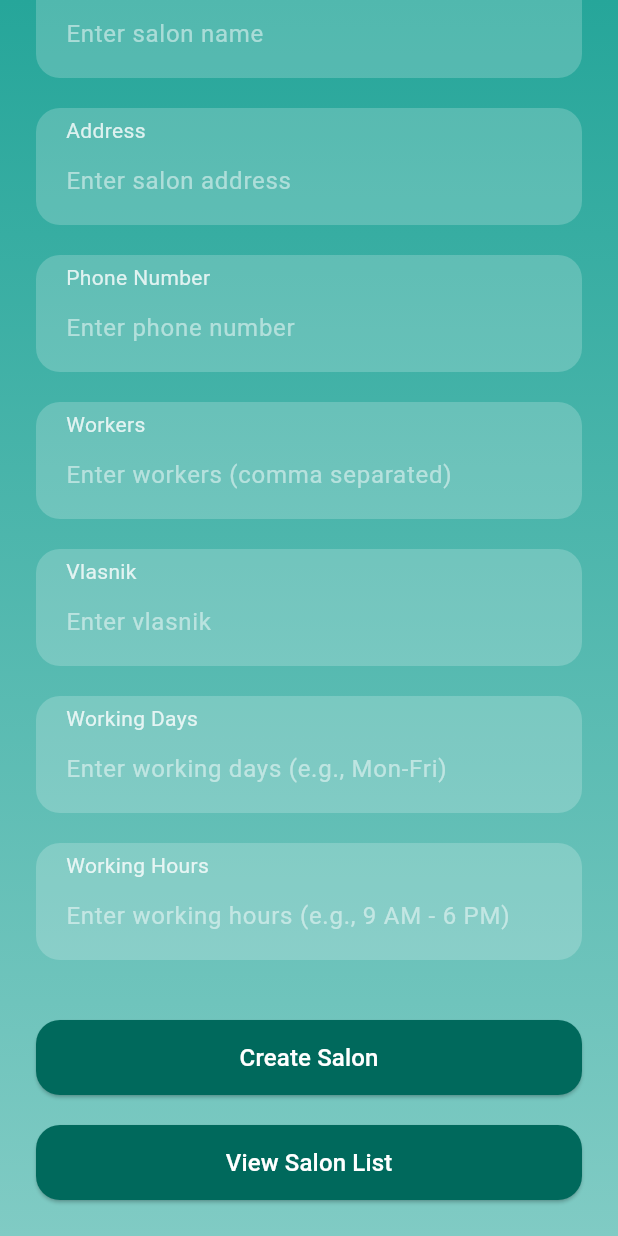
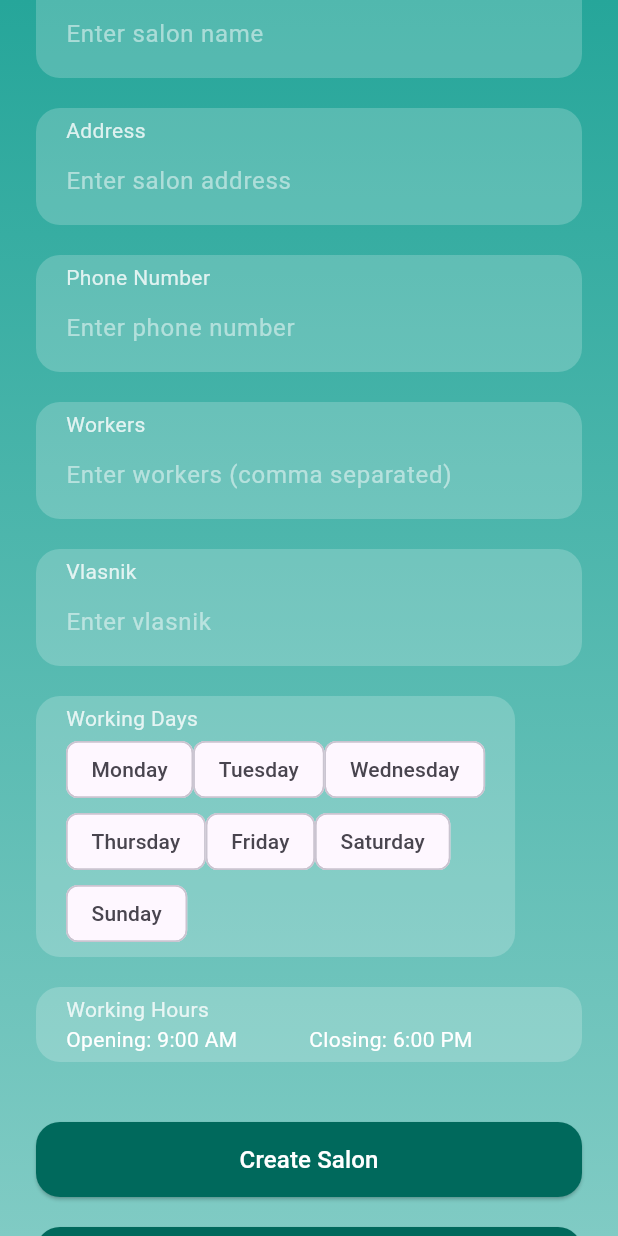
Before and after one commit to M1rzoni/ios-and, a Flutter app: the SalonCreationScreen screen opened directly, scrolled down 229 dp, on a phone screen of 412 x 824 dp. Run offline on Flutter 3.47's test engine with Material 3 defaults, Android fonts, the phone set to English and light mode, and no system bars; our stand-ins replace cloud_firestore, firebase_auth, firebase_core, flutter_datetime_picker_plus, go_router, google_sign_in and 1 more; accounts and stored records are empty.

Commit message:
fixed working day's and time.

```diff
--- a/lib/screens/SalonCreationScreen.dart
+++ b/lib/screens/SalonCreationScreen.dart
@@ -22,8 +22,22 @@ class _SalonCreationScreenState extends State<SalonCreationScreen> {
   final TextEditingController _phoneNumberController = TextEditingController();
   final TextEditingController _workersController = TextEditingController();
   final TextEditingController _vlasnikController = TextEditingController();
-  final TextEditingController _workingDaysController = TextEditingController();
-  final TextEditingController _workingHoursController = TextEditingController();
+
+  // Variables for working days and hours
+  List<String> _selectedWorkingDays = [];
+  TimeOfDay _openingTime = TimeOfDay(hour: 9, minute: 0);
+  TimeOfDay _closingTime = TimeOfDay(hour: 18, minute: 0);
+
+  // List of days for the dropdown
+  final List<String> _daysOfWeek = [
+    'Monday',
+    'Tuesday',
+    'Wednesday',
+    'Thursday',
+    'Friday',
+    'Saturday',
+    'Sunday',
+  ];
 
   @override
   void initState() {
@@ -36,8 +50,49 @@ class _SalonCreationScreenState extends State<SalonCreationScreen> {
       _workersController.text =
           (widget.initialData['radnici'] as List<dynamic>?)?.join(', ') ?? '';
       _vlasnikController.text = widget.initialData['vlasnik'] ?? '';
-      _workingDaysController.text = widget.initialData['workingDays'] ?? '';
-      _workingHoursController.text = widget.initialData['workingHours'] ?? '';
+
+      // Handle working days
+      if (widget.initialData['workingDays'] != null) {
+        _selectedWorkingDays = List<String>.from(
+          widget.initialData['workingDays'],
+        );
+      }
+
+      // Handle working hours
+      if (widget.initialData['workingHours'] != null) {
+        final hours = widget.initialData['workingHours'].split(' - ');
+        if (hours.length == 2) {
+          _openingTime = _parseTime(hours[0]);
+          _closingTime = _parseTime(hours[1]);
+        }
+      }
+    }
+  }
+
+  // Helper function to parse time from string
+  TimeOfDay _parseTime(String time) {
+    final parts = time.split(' ');
+    final timeParts = parts[0].split(':');
+    final hour = int.parse(timeParts[0]);
+    final minute = int.parse(timeParts[1]);
+    final isPM = parts[1].toLowerCase() == 'pm';
+    return TimeOfDay(hour: isPM ? hour + 12 : hour, minute: minute);
+  }
+
+  // Function to show time picker
+  Future<void> _selectTime(BuildContext context, bool isOpeningTime) async {
+    final TimeOfDay? picked = await showTimePicker(
+      context: context,
+      initialTime: isOpeningTime ? _openingTime : _closingTime,
+    );
+    if (picked != null) {
+      setState(() {
+        if (isOpeningTime) {
+          _openingTime = picked;
+        } else {
+          _closingTime = picked;
+        }
+      });
     }
   }
 
@@ -297,16 +352,25 @@ class _SalonCreationScreenState extends State<SalonCreationScreen> {
                               fontSize: 14,
                             ),
                           ),
-                          TextField(
-                            controller: _workingDaysController,
-                            style: const TextStyle(color: Colors.white),
-                            decoration: InputDecoration(
-                              border: InputBorder.none,
-                              hintText: 'Enter working days (e.g., Mon-Fri)',
-                              hintStyle: TextStyle(
-                                color: Colors.white.withOpacity(0.5),
-                              ),
-                            ),
+                          Wrap(
+                            children:
+                                _daysOfWeek.map((day) {
+                                  return FilterChip(
+                                    label: Text(day),
+                                    selected: _selectedWorkingDays.contains(
+                                      day,
+                                    ),
+                                    onSelected: (selected) {
+                                      setState(() {
+                                        if (selected) {
+                                          _selectedWorkingDays.add(day);
+                                        } else {
+                                          _selectedWorkingDays.remove(day);
+                                        }
+                                      });
+                                    },
+                                  );
+                                }).toList(),
                           ),
                         ],
                       ),
@@ -332,17 +396,27 @@ class _SalonCreationScreenState extends State<SalonCreationScreen> {
                               fontSize: 14,
                             ),
                           ),
-                          TextField(
-                            controller: _workingHoursController,
-                            style: const TextStyle(color: Colors.white),
-                            decoration: InputDecoration(
-                              border: InputBorder.none,
-                              hintText:
-                                  'Enter working hours (e.g., 9 AM - 6 PM)',
-                              hintStyle: TextStyle(
-                                color: Colors.white.withOpacity(0.5),
+                          Row(
+                            children: [
+                              Expanded(
+                                child: InkWell(
+                                  onTap: () => _selectTime(context, true),
+                                  child: Text(
+                                    'Opening: ${_openingTime.format(context)}',
+                                    style: TextStyle(color: Colors.white),
+                                  ),
+                                ),
                               ),
-                            ),
+                              Expanded(
+                                child: InkWell(
+                                  onTap: () => _selectTime(context, false),
+                                  child: Text(
+                                    'Closing: ${_closingTime.format(context)}',
+                                    style: TextStyle(color: Colors.white),
+                                  ),
+                                ),
+                              ),
+                            ],
                           ),
                         ],
                       ),
@@ -364,8 +438,11 @@ class _SalonCreationScreenState extends State<SalonCreationScreen> {
                                   .map((e) => e.trim())
                                   .toList();
                           String vlasnik = _vlasnikController.text;
-                          String workingDays = _workingDaysController.text;
-                          String workingHours = _workingHoursController.text;
+
+                          // Format working hours
+                          String workingHours =
+                              '${_openingTime.format(context)} - ${_closingTime.format(context)}';
+
                           // Prepare the salon data
                           Map<String, dynamic> salonData = {
                             'naziv': salonName,
@@ -373,12 +450,12 @@ class _SalonCreationScreenState extends State<SalonCreationScreen> {
                             'brojTelefona': phoneNumber,
                             'radnici': workers,
                             'vlasnik': vlasnik,
-                            'workingDays': workingDays,
+                            'workingDays': _selectedWorkingDays,
                             'workingHours': workingHours,
-                            'vlasnikId':
-                                null, // Set vlasnikId to undefined (null)
+                            'vlasnikId': null,
                             'kreiran': DateTime.now(),
                           };
+
                           // Save or update the salon in Firestore
                           if (widget.salonId.isEmpty) {
                             // Create a new salon
@@ -392,20 +469,25 @@ class _SalonCreationScreenState extends State<SalonCreationScreen> {
                                 .doc(widget.salonId)
                                 .update(salonData);
                           }
+
                           // Show success message
                           ScaffoldMessenger.of(context).showSnackBar(
                             const SnackBar(
                               content: Text('Salon saved successfully'),
                             ),
                           );
+
                           // Clear input fields
                           _salonNameController.clear();
                           _addressController.clear();
                           _phoneNumberController.clear();
                           _workersController.clear();
                           _vlasnikController.clear();
-                          _workingDaysController.clear();
-                          _workingHoursController.clear();
+                          setState(() {
+                            _selectedWorkingDays = [];
+                            _openingTime = TimeOfDay(hour: 9, minute: 0);
+                            _closingTime = TimeOfDay(hour: 18, minute: 0);
+                          });
                         },
                         style: ElevatedButton.styleFrom(
                           backgroundColor: Colors.teal.shade800,
```
